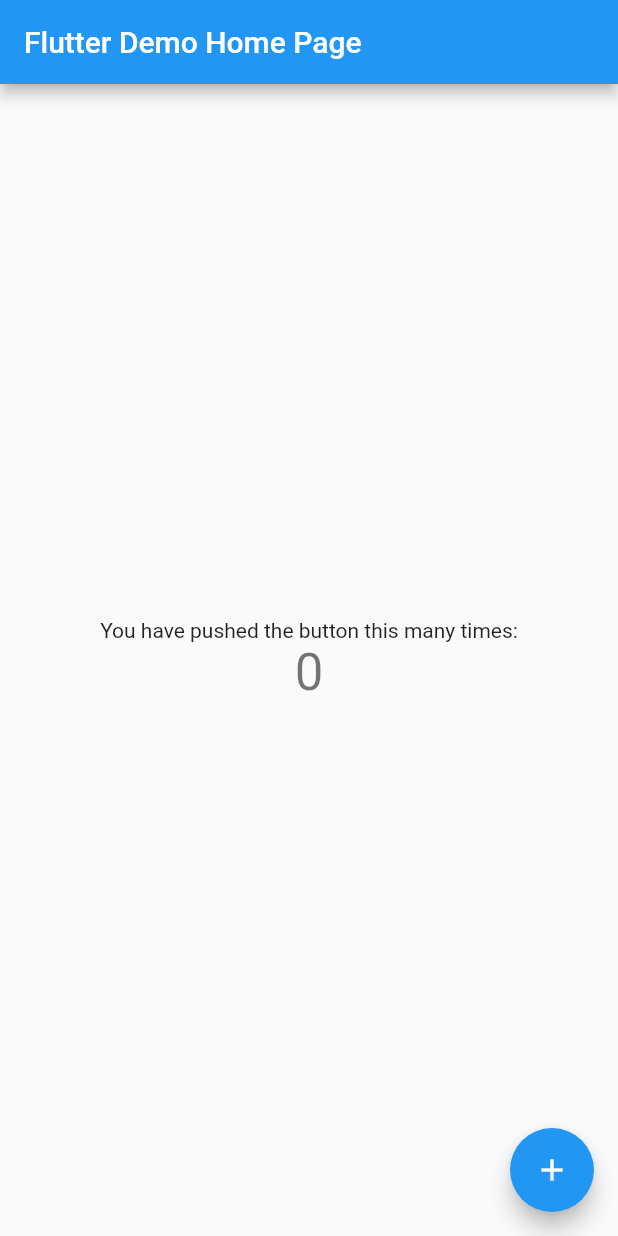
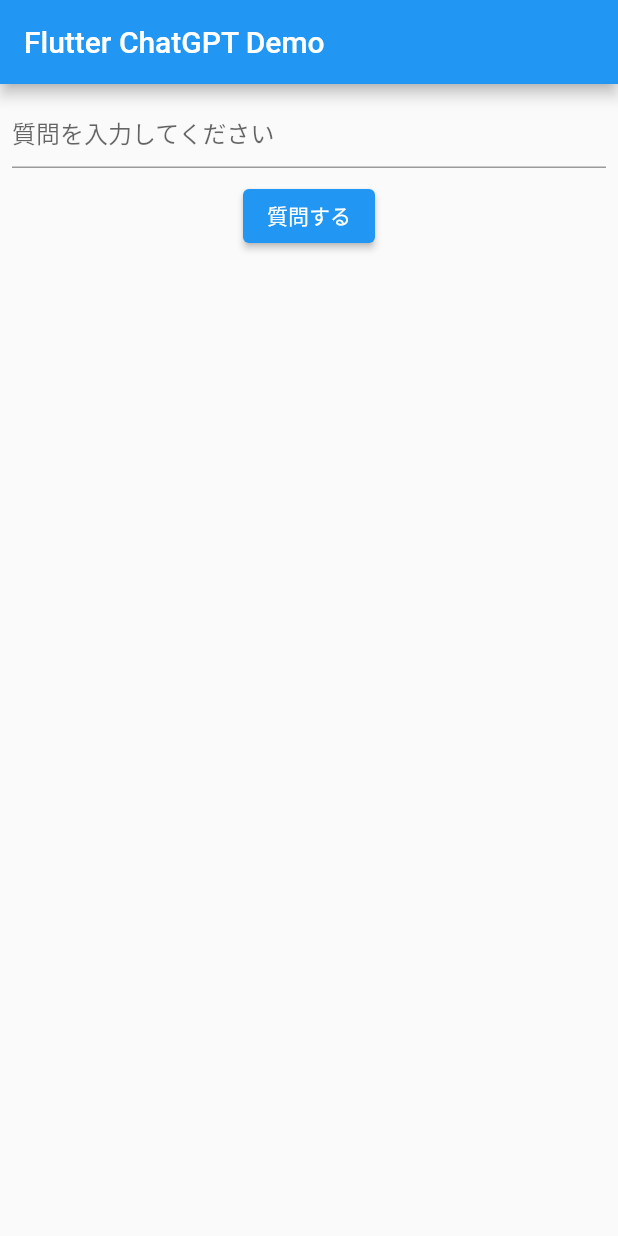
Before and after one commit to bestriser/chat_gpt_example, a Flutter app: the screen it shows after launch, on a phone screen of 412 x 824 dp. Run offline on Flutter 3.47's test engine with Material 2 defaults, Android fonts, the phone set to English and light mode, and no system bars; our stand-ins replace flutter_dotenv; missing offline and left inert: chat_gpt_api.

Commit message:
chat_gpt_apiでChatGPTに質問できるようにした

```diff
--- a/lib/main.dart
+++ b/lib/main.dart
@@ -1,45 +1,27 @@
+import 'package:chat_gpt_api/chat_gpt.dart';
 import 'package:flutter/material.dart';
+import 'package:flutter_dotenv/flutter_dotenv.dart';
 
-void main() {
+void main() async {
+  await dotenv.load(fileName: ".env");
   runApp(const MyApp());
 }
 
 class MyApp extends StatelessWidget {
   const MyApp({super.key});
 
-  // This widget is the root of your application.
   @override
   Widget build(BuildContext context) {
     return MaterialApp(
-      title: 'Flutter Demo',
-      theme: ThemeData(
-        // This is the theme of your application.
-        //
-        // Try running your application with "flutter run". You'll see the
-        // application has a blue toolbar. Then, without quitting the app, try
-        // changing the primarySwatch below to Colors.green and then invoke
-        // "hot reload" (press "r" in the console where you ran "flutter run",
-        // or simply save your changes to "hot reload" in a Flutter IDE).
-        // Notice that the counter didn't reset back to zero; the application
-        // is not restarted.
-        primarySwatch: Colors.blue,
-      ),
-      home: const MyHomePage(title: 'Flutter Demo Home Page'),
+      title: 'Flutter ChatGPT Demo',
+      theme: ThemeData(primarySwatch: Colors.blue),
+      home: const MyHomePage(title: 'Flutter ChatGPT Demo'),
     );
   }
 }
 
 class MyHomePage extends StatefulWidget {
   const MyHomePage({super.key, required this.title});
-
-  // This widget is the home page of your application. It is stateful, meaning
-  // that it has a State object (defined below) that contains fields that affect
-  // how it looks.
-
-  // This class is the configuration for the state. It holds the values (in this
-  // case the title) provided by the parent (in this case the App widget) and
-  // used by the build method of the State. Fields in a Widget subclass are
-  // always marked "final".
 
   final String title;
 
@@ -48,68 +30,65 @@
 }
 
 class _MyHomePageState extends State<MyHomePage> {
-  int _counter = 0;
+  String _prompt = '';
+  String _answer = '';
 
-  void _incrementCounter() {
-    setState(() {
-      // This call to setState tells the Flutter framework that something has
-      // changed in this State, which causes it to rerun the build method below
-      // so that the display can reflect the updated values. If we changed
-      // _counter without calling setState(), then the build method would not be
-      // called again, and so nothing would appear to happen.
-      _counter++;
-    });
+  void _inputPrompt(String prompt) {
+    setState(() => _prompt = prompt);
+  }
+
+  void _inputAnswer(String answer) {
+    setState(() => _answer = answer);
   }
 
   @override
   Widget build(BuildContext context) {
-    // This method is rerun every time setState is called, for instance as done
-    // by the _incrementCounter method above.
-    //
-    // The Flutter framework has been optimized to make rerunning build methods
-    // fast, so that you can just rebuild anything that needs updating rather
-    // than having to individually change instances of widgets.
+    final chatGpt = ChatGPT.builder(token: dotenv.env['CHAT_GPT_TOKEN'] ?? '');
+
     return Scaffold(
       appBar: AppBar(
-        // Here we take the value from the MyHomePage object that was created by
-        // the App.build method, and use it to set our appbar title.
         title: Text(widget.title),
       ),
-      body: Center(
-        // Center is a layout widget. It takes a single child and positions it
-        // in the middle of the parent.
+      body: SingleChildScrollView(
         child: Column(
-          // Column is also a layout widget. It takes a list of children and
-          // arranges them vertically. By default, it sizes itself to fit its
-          // children horizontally, and tries to be as tall as its parent.
-          //
-          // Invoke "debug painting" (press "p" in the console, choose the
-          // "Toggle Debug Paint" action from the Flutter Inspector in Android
-          // Studio, or the "Toggle Debug Paint" command in Visual Studio Code)
-          // to see the wireframe for each widget.
-          //
-          // Column has various properties to control how it sizes itself and
-          // how it positions its children. Here we use mainAxisAlignment to
-          // center the children vertically; the main axis here is the vertical
-          // axis because Columns are vertical (the cross axis would be
-          // horizontal).
-          mainAxisAlignment: MainAxisAlignment.center,
-          children: <Widget>[
-            const Text(
-              'You have pushed the button this many times:',
+          children: [
+            Padding(
+              padding: const EdgeInsets.all(8),
+              child: TextField(
+                decoration: const InputDecoration(hintText: '質問を入力してください'),
+                onChanged: _inputPrompt,
+                minLines: 1,
+                maxLines: 10,
+              ),
             ),
-            Text(
-              '$_counter',
-              style: Theme.of(context).textTheme.headlineMedium,
+            ElevatedButton(
+              onPressed: () async {
+                _inputAnswer('回答中...');
+                final completion = await chatGpt.textCompletion(
+                  request: CompletionRequest(
+                    prompt: _prompt,
+                    maxTokens: 256,
+                  ),
+                );
+                _inputAnswer(completion?.choices?.first.text ?? '');
+              },
+              child: const Text('質問する'),
+            ),
+            Visibility(
+              visible: _answer.isNotEmpty,
+              child: Padding(
+                padding: const EdgeInsets.all(8),
+                child: Container(
+                  padding: const EdgeInsets.all(8),
+                  width: double.infinity,
+                  decoration: BoxDecoration(border: Border.all()),
+                  child: Text('回答：$_answer'),
+                ),
+              ),
             ),
           ],
         ),
       ),
-      floatingActionButton: FloatingActionButton(
-        onPressed: _incrementCounter,
-        tooltip: 'Increment',
-        child: const Icon(Icons.add),
-      ), // This trailing comma makes auto-formatting nicer for build methods.
     );
   }
 }
```
Also changed, not shown: pubspec.yaml (+5 -66 lines), pubspec.lock, 1 other file.
